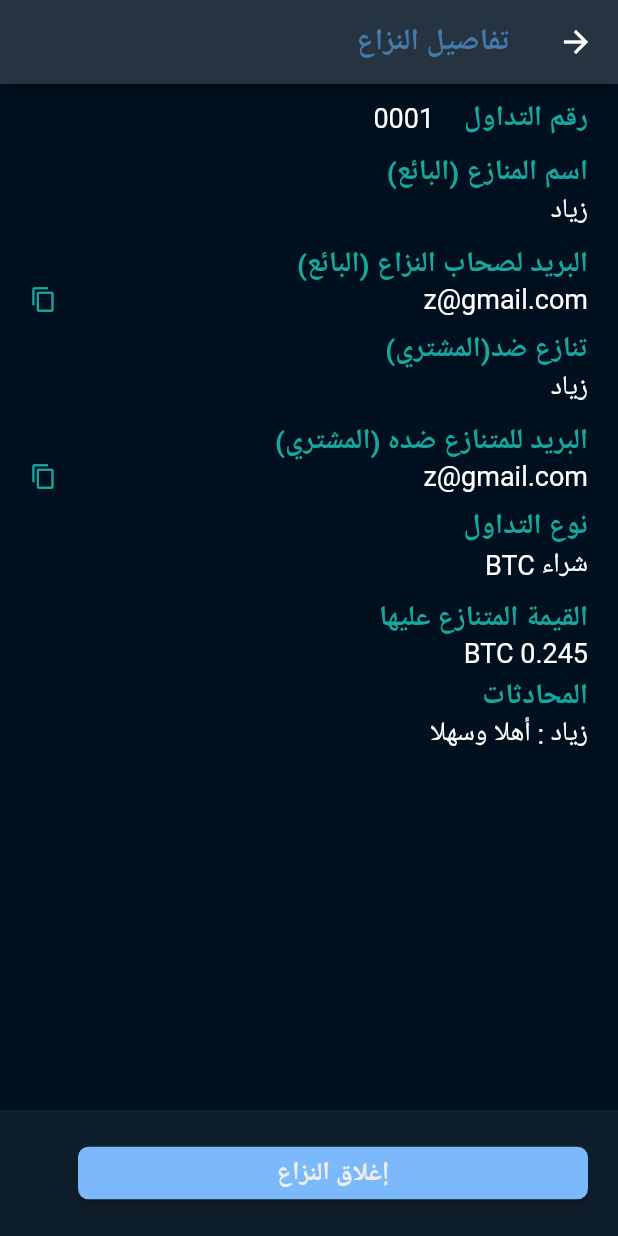
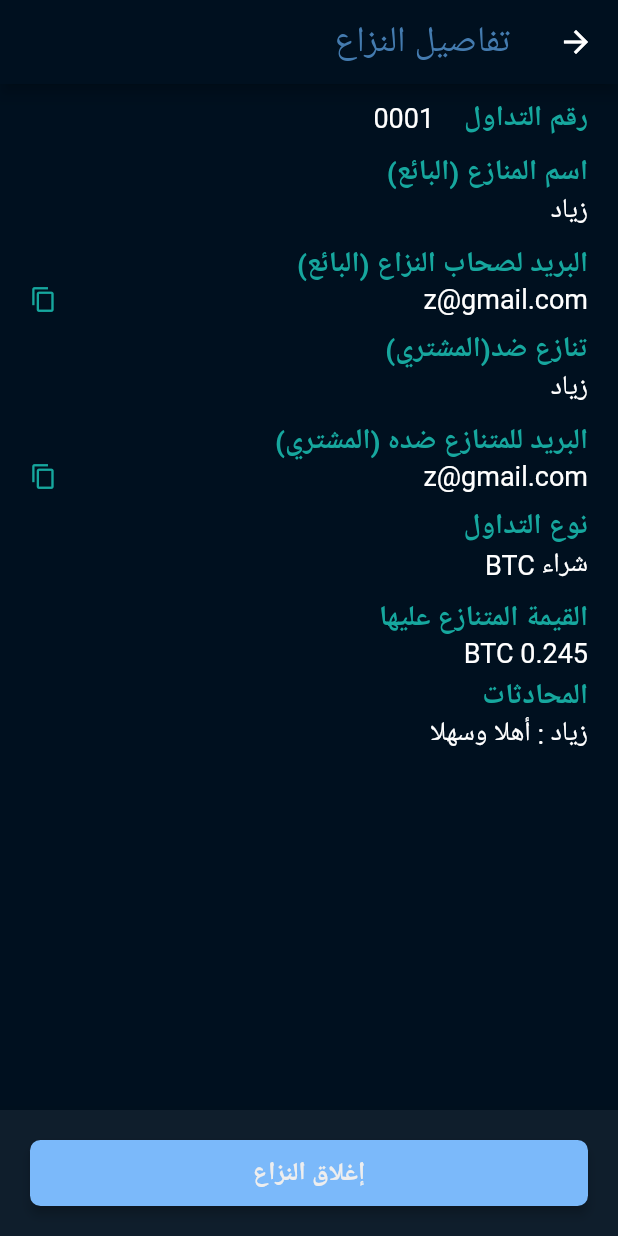
Before and after one commit to Abdulaziz4/aomlah, a Flutter app: the DisputeDetailsView screen opened by its route, on a phone screen of 412 x 824 dp. Run offline on Flutter 3.47's test engine with Material 2 defaults, Android fonts, the phone set to English and light mode, and no system bars; our stand-ins replace carousel_slider, circular_countdown_timer, firebase_core, flutter_spinkit, flutter_staggered_animations, flutter_svg and 8 more; missing offline and left inert: clipboard, confirm_dialog, ecdsa, elliptic, interactive_chart, syncfusion_flutter_core; accounts and stored records are empty; network calls fail; Roboto replaces fonts that are missing (Cairo).

```diff
--- a/lib/ui/views/admin_dashoard/dispute_details/dispute_details_view.dart
+++ b/lib/ui/views/admin_dashoard/dispute_details/dispute_details_view.dart
@@ -17,32 +17,21 @@ class _DisputeDetailsViewState extends State<DisputeDetailsView> {
       textDirection: TextDirection.rtl,
       child: Scaffold(
         appBar: AppBar(
-          title: Text("تفاصيل النزاع",
-              style: TextStyle(
-                fontSize: 20,
-                fontWeight: FontWeight.bold,
-                color: Constants.darkBlue,
-              )),
-          backgroundColor: Color(0xff263441),
+          title: Text("تفاصيل النزاع"),
         ),
         bottomNavigationBar: BottomAppBar(
           color: Constants.black2dp,
           child: Container(
-            width: 390,
             height: 84,
             padding: EdgeInsets.all(20),
             decoration: BoxDecoration(
               color: Constants.black2dp,
             ),
-            child: Row(
-              children: <Widget>[
-                CustomButton(
-                  onPressed: () {},
-                  text: 'إغلاق النزاع',
-                  color: Color(0xFF7BB9FA),
-                  width: 340,
-                ),
-              ],
+            child: CustomButton(
+              onPressed: () {},
+              text: 'إغلاق النزاع',
+              color: Color(0xFF7BB9FA),
+              height: 45,
             ),
           ),
         ),
```
Also changed, not shown: lib/ui/views/admin_dashoard/dispute_details/components/dispute_section.dart (added, +32 -0 lines).
